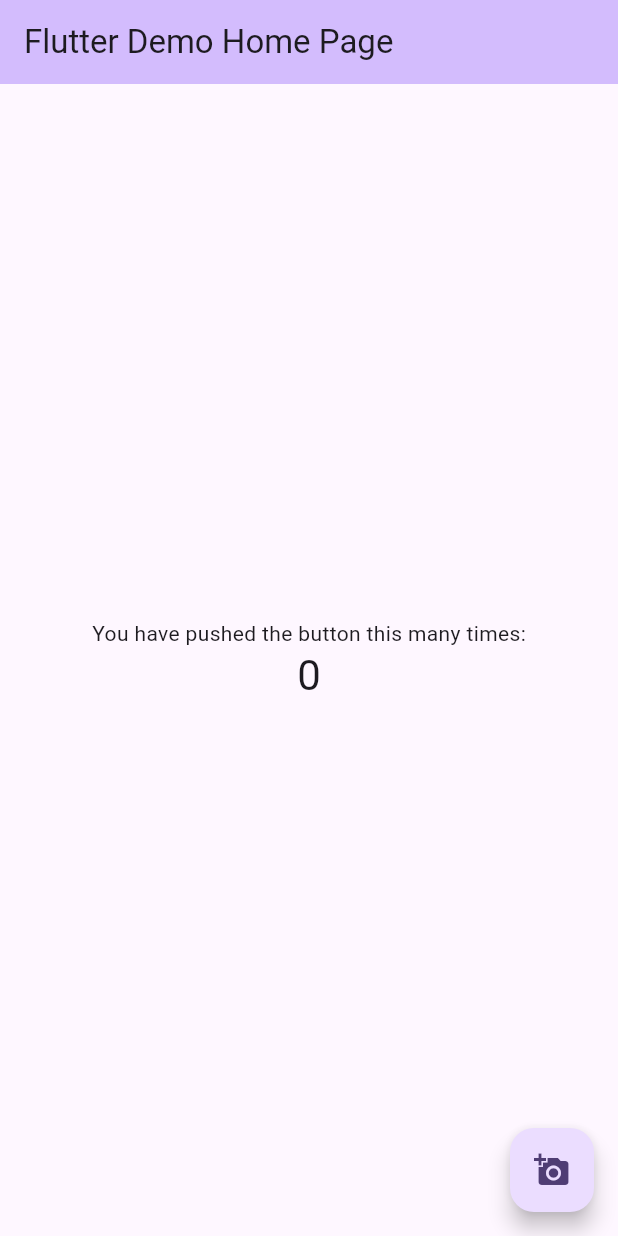
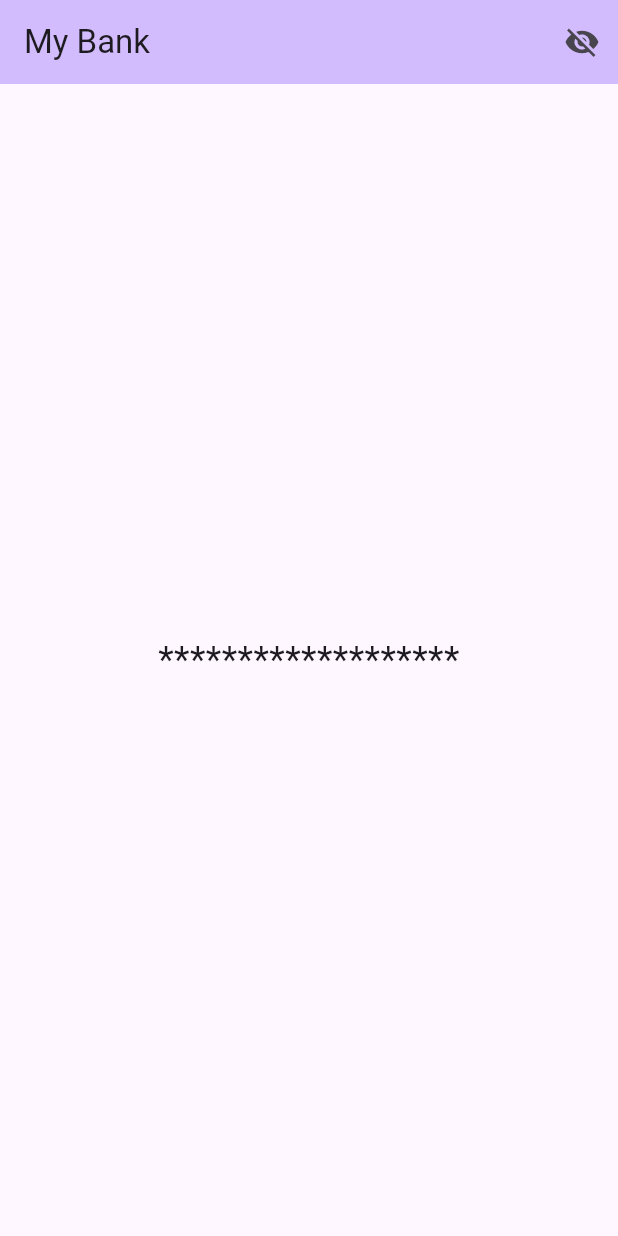
Before and after one commit to sudjoao/flutter-bank, a Flutter app: the screen it shows after launch, on a phone screen of 412 x 824 dp. Run offline on Flutter 3.47's test engine with Material 3 defaults, Android fonts, the phone set to English and light mode, and no system bars; our stand-ins replace local_auth.

Commit message:
:sparkles: create home screen with authenticate and obscure texts

```diff
--- a/lib/main.dart
+++ b/lib/main.dart
@@ -1,4 +1,5 @@
 import 'package:flutter/material.dart';
+import 'package:my_bank/screens/home.screen.dart';
 
 void main() {
   runApp(const MyApp());
@@ -15,55 +16,7 @@
         colorScheme: ColorScheme.fromSeed(seedColor: Colors.deepPurple),
         useMaterial3: true,
       ),
-      home: const MyHomePage(title: 'Flutter Demo Home Page'),
+      home: const HomeScreen(),
     );
   }
 }
-
-class MyHomePage extends StatefulWidget {
-  const MyHomePage({super.key, required this.title});
-
-  final String title;
-
-  @override
-  State<MyHomePage> createState() => _MyHomePageState();
-}
-
-class _MyHomePageState extends State<MyHomePage> {
-  int _counter = 0;
-
-  void _incrementCounter() {
-    setState(() {
-      _counter++;
-    });
-  }
-
-  @override
-  Widget build(BuildContext context) {
-    return Scaffold(
-      appBar: AppBar(
-        backgroundColor: Theme.of(context).colorScheme.inversePrimary,
-        title: Text(widget.title),
-      ),
-      body: Center(
-        child: Column(
-          mainAxisAlignment: MainAxisAlignment.center,
-          children: <Widget>[
-            const Text(
-              'You have pushed the button this many times:',
-            ),
-            Text(
-              '$_counter',
-              style: Theme.of(context).textTheme.headlineMedium,
-            ),
-          ],
-        ),
-      ),
-      floatingActionButton: FloatingActionButton(
-        onPressed: _incrementCounter,
-        tooltip: 'Increment',
-        child: const Icon(Icons.add_a_photo),
-      ),
-    );
-  }
-}
--- /dev/null
+++ b/lib/screens/home.screen.dart
@@ -0,0 +1,93 @@
+import 'package:flutter/material.dart';
+import 'package:local_auth/local_auth.dart';
+import 'package:my_bank/widgets/obscure_text.dart';
+
+class HomeScreen extends StatefulWidget {
+  const HomeScreen({super.key});
+
+  @override
+  State<HomeScreen> createState() => _HomeScreenState();
+}
+
+class _HomeScreenState extends State<HomeScreen> {
+  final LocalAuthentication auth = LocalAuthentication();
+  bool obscureText = true;
+
+  Future<void> onPressed() async {
+    if (obscureText) {
+      final bool authenticated = await _authenticate();
+      if (authenticated) {
+        setState(() {
+          obscureText = false;
+        });
+        return;
+      }
+    }
+
+    setState(() {
+      obscureText = true;
+    });
+  }
+
+  @override
+  void initState() {
+    super.initState();
+    _authenticate();
+  }
+
+  Future<bool> _authenticate() async {
+    final bool canAuthenticateWithBiometrics = await auth.canCheckBiometrics;
+    final List<BiometricType> availableBiometrics =
+        await auth.getAvailableBiometrics();
+    final bool canAuthenticate =
+        canAuthenticateWithBiometrics || await auth.isDeviceSupported();
+
+    if (canAuthenticate) {
+      if (availableBiometrics.contains(BiometricType.face)) {
+        bool success = await auth.authenticate(
+          localizedReason: 'Please authenticate to show account balance',
+          options: const AuthenticationOptions(biometricOnly: true),
+        );
+        return success;
+      } else if (availableBiometrics.contains(BiometricType.fingerprint)) {
+        bool success = await auth.authenticate(
+          localizedReason: 'Please authenticate to show account balance',
+          options: const AuthenticationOptions(biometricOnly: true),
+        );
+        return success;
+      } else {
+        bool success = await auth.authenticate(
+          localizedReason: 'Please authenticate to show account balance',
+          options: const AuthenticationOptions(stickyAuth: true),
+        );
+        return success;
+      }
+    }
+
+    return false;
+  }
+
+  @override
+  Widget build(BuildContext context) {
+    return Scaffold(
+      appBar: AppBar(
+        backgroundColor: Theme.of(context).colorScheme.inversePrimary,
+        title: const Text('My Bank'),
+        actions: [
+          IconButton(
+              onPressed: onPressed,
+              icon: obscureText
+                  ? const Icon(Icons.visibility_off)
+                  : const Icon(Icons.visibility))
+        ],
+      ),
+      body: Center(
+        child: ObscureText(
+          'Welcome to My Bank!',
+          style: const TextStyle(fontSize: 24),
+          obscureText: obscureText,
+        ),
+      ),
+    );
+  }
+}
--- /dev/null
+++ b/lib/widgets/obscure_text.dart
@@ -0,0 +1,30 @@
+import 'package:flutter/material.dart';
+
+class ObscureText extends StatelessWidget {
+  const ObscureText(
+    this.text, {
+    super.key,
+    required this.style,
+    required this.obscureText,
+  });
+  final TextStyle style;
+  final bool obscureText;
+  final String text;
+
+  String showText() {
+    if (obscureText) {
+      return '*' * text.length;
+    } else {
+      return text;
+    }
+  }
+
+  @override
+  Widget build(BuildContext context) {
+    return Text(
+      showText(),
+      style: style,
+      textAlign: TextAlign.center,
+    );
+  }
+}
```
